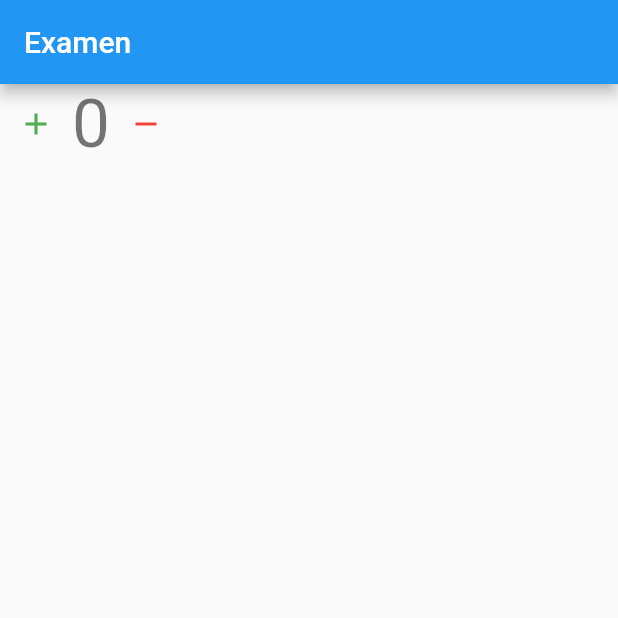
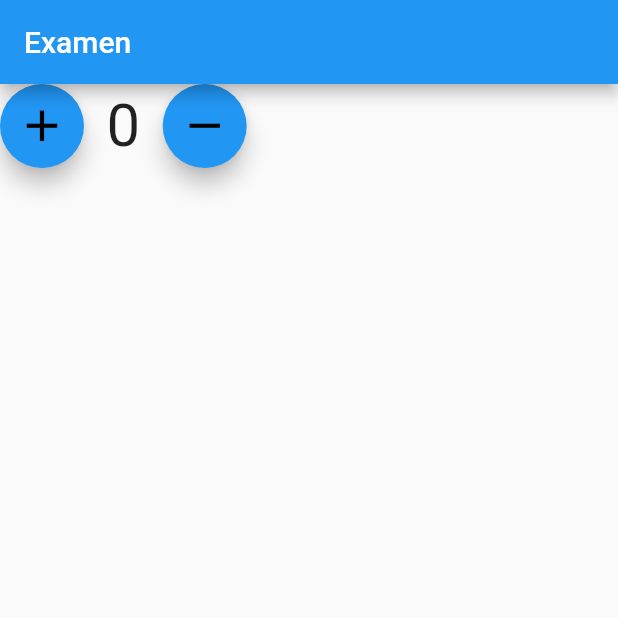
Before and after one commit to Inigoperez/examen, a Flutter app: the screen it shows after launch, on a phone screen of 412 x 824 dp, the top half of it. Run offline on Flutter 3.47's test engine with Material 2 defaults, Android fonts, the phone set to English and light mode, and no system bars.

Commit message:
ejercicio terminado

```diff
--- a/lib/main.dart
+++ b/lib/main.dart
@@ -30,6 +30,7 @@ class MyHomePage extends StatefulWidget {
 
 class _MyHomePageState extends State<MyHomePage> {
   int _counter = 0;
+  List<Container> containers = new List();
 
   void _incrementar() {
     setState(() {
@@ -51,24 +52,85 @@ class _MyHomePageState extends State<MyHomePage> {
       appBar: AppBar(
         title: Text(widget.title),
       ),
-      body: Column(children: [
-        Row(
-          children: [
-            IconButton(
-                onPressed: () => _incrementar(),
-                icon: Icon(Icons.add),
-                color: Colors.green),
-            Text(
-              '${_counter}',
-              style: Theme.of(context).textTheme.headline3,
+      body: Center(
+        child: Column(children: [
+          Container(
+              child: Row(
+            children: [
+              FloatingActionButton(
+                onPressed: _incrementar,
+                child: Icon(
+                  Icons.add,
+                  size: 35,
+                  color: Colors.black,
+                ),
+              ),
+              Padding(
+                padding: EdgeInsets.only(left: 15, right: 15),
+                child: Text(
+                  "$_counter",
+                  style: TextStyle(
+                    fontSize: 40,
+                  ),
+                ),
+              ),
+              FloatingActionButton(
+                onPressed: _reducir,
+                child: Icon(
+                  Icons.remove,
+                  size: 35,
+                  color: Colors.black,
+                ),
+              ),
+            ],
+          )),
+          Container(
+            height: 400,
+            child: GridView.count(
+              padding: EdgeInsets.all(20),
+              crossAxisSpacing: 10,
+              mainAxisSpacing: 10,
+              crossAxisCount: 4,
+              children: [
+                for (var i = 1; i < _counter + 1; i++)
+                  i % 3 == 0 && i % 5 == 0
+                      ? Container(
+                          alignment: Alignment.center,
+                          padding: EdgeInsets.all(8),
+                          child: Text('FB'),
+                          decoration: BoxDecoration(
+                            gradient: LinearGradient(
+                              begin: Alignment.topRight,
+                              end: Alignment.bottomLeft,
+                              colors: [Colors.blue, Colors.green],
+                            ),
+                          ),
+                        )
+                      : i % 5 == 0
+                          ? Container(
+                              alignment: Alignment.center,
+                              padding: EdgeInsets.all(8),
+                              child: Text('Buck'),
+                              color: Colors.green,
+                            )
+                          : i % 3 == 0
+                              ? Container(
+                                  alignment: Alignment.center,
+                                  padding: EdgeInsets.all(8),
+                                  child: Text('Face'),
+                                  color: Colors.blue,
+                                )
+                              : Container(
+                                  alignment: Alignment.center,
+                                  padding: EdgeInsets.all(8),
+                                  child: Text('$i'),
+                                  color: Colors.white,
+                                )
+              ],
             ),
-            IconButton(
-                onPressed: () => _reducir(),
-                icon: Icon(Icons.remove),
-                color: Colors.red),
-          ],
-        )
-      ]),
+          )
+        ]),
+      ),
     );
   }
 }
```
